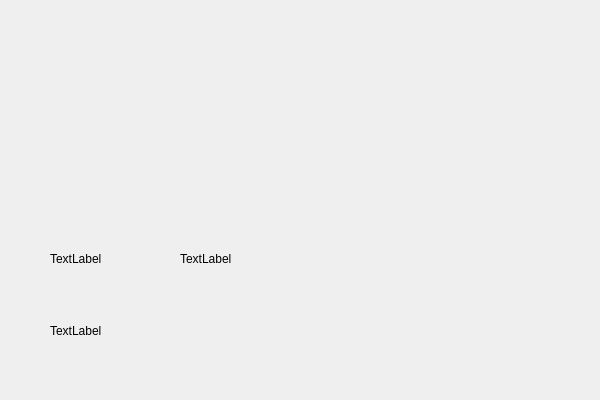
First picture: the form in src/layer-avg/avglayer.ui, repository FutaAlice/doujin-game-demo, before the edit.
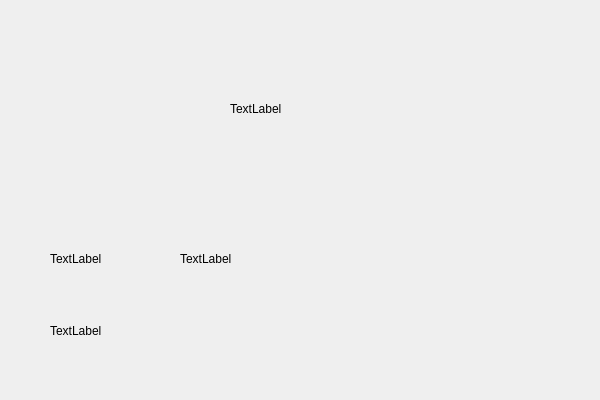
Second picture: the form after the edit.

Commit message: add resource script

Patch:
```diff
--- a/src/layer-avg/avglayer.ui
+++ b/src/layer-avg/avglayer.ui
@@ -52,6 +52,19 @@
     <string>TextLabel</string>
    </property>
   </widget>
+  <widget class="QLabel" name="bg">
+   <property name="geometry">
+    <rect>
+     <x>230</x>
+     <y>100</y>
+     <width>67</width>
+     <height>17</height>
+    </rect>
+   </property>
+   <property name="text">
+    <string>TextLabel</string>
+   </property>
+  </widget>
  </widget>
  <layoutdefault spacing="0" margin="0"/>
  <resources/>
```
The commit also changes 2 other files.
